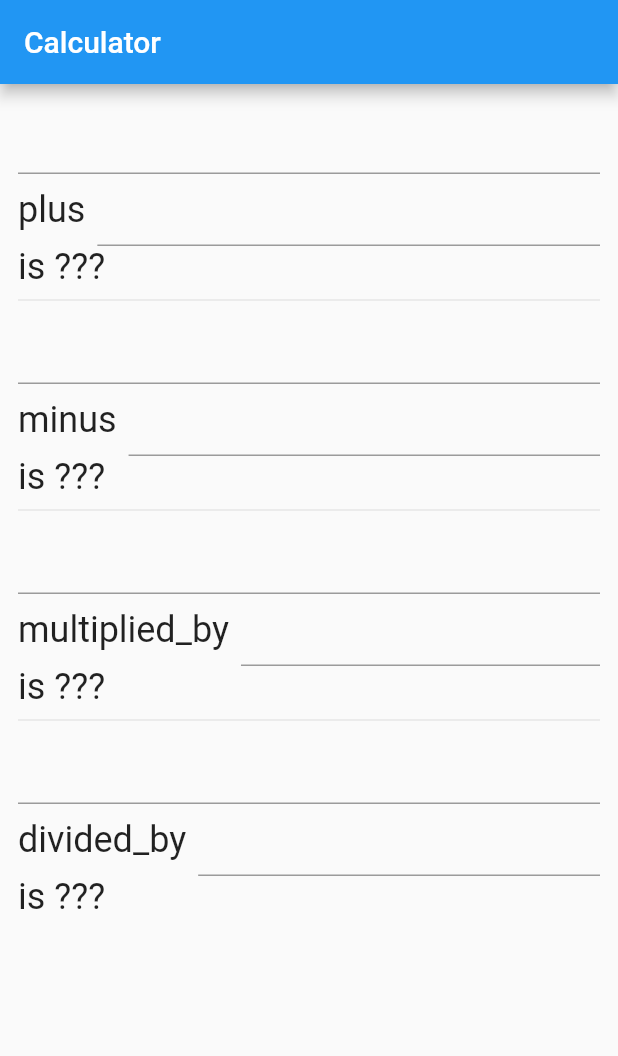
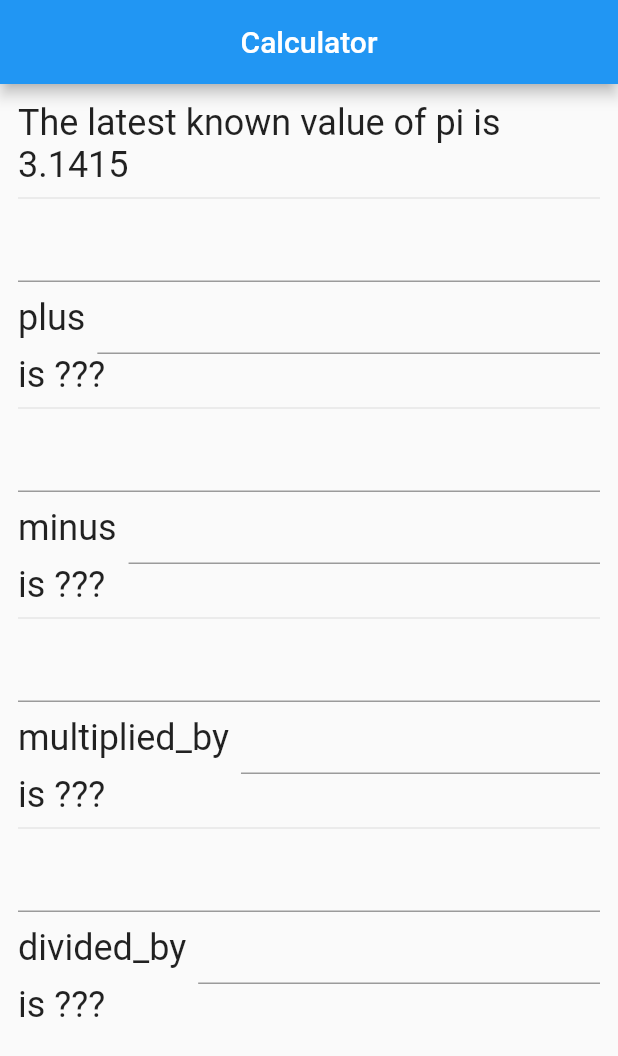
Before and after one commit to bibash28/calculator-app-test-showcase, a Flutter app: the screen it shows after launch, on a phone screen of 412 x 824 dp. Shown: the top 1056 px of the screen. Run offline on Flutter 3.47's test engine with Material 2 defaults, Android fonts, the phone set to English and light mode, and no system bars.

Commit message:
pi added

```diff
--- a/lib/main.dart
+++ b/lib/main.dart
@@ -1,5 +1,6 @@
 import 'package:calculator/calculator.dart';
 import 'package:calculator_app_testing/operation.dart';
+import 'package:calculator_app_testing/pi.dart';
 import 'package:calculator_app_testing/two_digit_operation.dart';
 import 'package:flutter/material.dart';
 
@@ -14,6 +15,7 @@
     return MaterialApp(
       home: Scaffold(
         appBar: AppBar(
+          centerTitle: true,
           title: const Text('Calculator'),
         ),
         body: SingleChildScrollView(
@@ -21,6 +23,8 @@
             padding: const EdgeInsets.all(12),
             child: Column(
               children: [
+                Pi(calculator: calculator),
+                const Divider(),
                 TwoDigitOperation(
                   calculator: calculator,
                   operation: Operation.add,
--- /dev/null
+++ b/lib/pi.dart
@@ -0,0 +1,36 @@
+import 'package:calculator/calculator.dart';
+import 'package:flutter/material.dart';
+
+// ignore: must_be_immutable
+class Pi extends StatelessWidget {
+  Pi({Key? key, required Calculator calculator})
+      : _calculator = calculator,
+        super(key: key);
+
+  final Calculator? _calculator;
+
+  String? _result;
+
+  @override
+  Widget build(BuildContext context) {
+    return StreamBuilder<double>(
+      stream: _calculator!.pi(),
+      builder: (context, snapshot) {
+        if (snapshot.data != null) {
+          _result = snapshot.data.toString();
+        }
+        return Column(
+          crossAxisAlignment: CrossAxisAlignment.start,
+          children: [
+            Text(
+              _result != null
+                  ? 'The latest known value of pi is $_result'
+                  : 'Calculating pi...',
+              style: Theme.of(context).textTheme.headline5,
+            )
+          ],
+        );
+      },
+    );
+  }
+}
```
Also changed, not shown: packages/calculator/lib/src/calculator.dart (+7 -2 lines), 1 other file.
